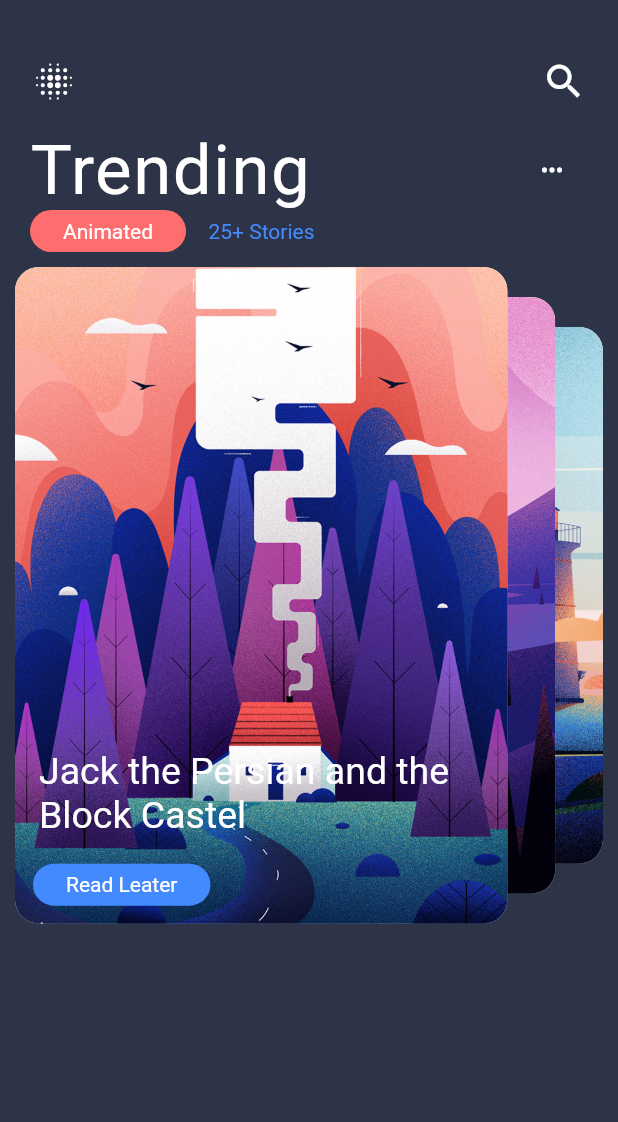
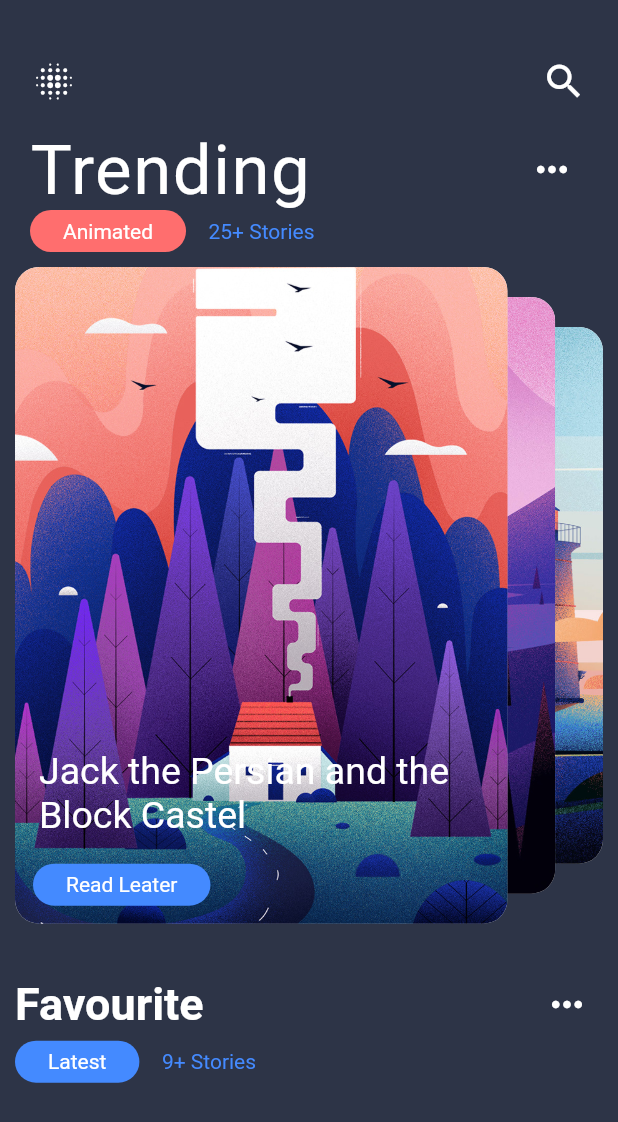
Before and after one commit to Rahat7288/flutter-story-app, a Flutter app: the screen it shows after launch, on a phone screen of 412 x 824 dp. Shown: the top 1122 px of the screen. Run offline on Flutter 3.47's test engine with Material 2 defaults, Android fonts, the phone set to English and light mode, and no system bars; Roboto replaces fonts that are missing (Calibre-Semibold, SF-Pro-Text-Reguler).

Commit message:
a small change added

```diff
--- a/lib/pages/home_page.dart
+++ b/lib/pages/home_page.dart
@@ -77,7 +77,7 @@ class _HomePageState extends State<HomePage> {
                       onPressed: () {},
                       icon: const Icon(
                         Icons.keyboard_control,
-                        size: 20.0,
+                        size: 30.0,
                         color: Colors.white,
                       ))
                 ],
@@ -130,6 +130,65 @@ class _HomePageState extends State<HomePage> {
                   ),
                 )
               ],
+            ),
+
+            Padding(
+              padding: EdgeInsets.symmetric(horizontal: 10.0, vertical: 20.0),
+              child: Column(
+                mainAxisAlignment: MainAxisAlignment.start,
+                crossAxisAlignment: CrossAxisAlignment.start,
+                children: <Widget>[
+                  Row(
+                    mainAxisAlignment: MainAxisAlignment.spaceBetween,
+                    children: [
+                      Text(
+                        "Favourite",
+                        style: TextStyle(
+                            color: Colors.white,
+                            fontSize: 30,
+                            fontWeight: FontWeight.w700),
+                      ),
+                      IconButton(
+                          onPressed: () {},
+                          icon: const Icon(
+                            Icons.keyboard_control,
+                            size: 30.0,
+                            color: Colors.white,
+                          ))
+                    ],
+                  ),
+                  Row(
+                    // crossAxisAlignment: CrossAxisAlignment.start,
+                    children: <Widget>[
+                      Container(
+                        decoration: BoxDecoration(
+                          color: Colors.blueAccent,
+                          borderRadius: BorderRadius.circular(20.0),
+                        ),
+                        child: const Center(
+                          child: Padding(
+                            padding: EdgeInsets.symmetric(
+                                horizontal: 22.0, vertical: 6.0),
+                            child: Text(
+                              "Latest",
+                              style: TextStyle(
+                                color: Colors.white,
+                              ),
+                            ),
+                          ),
+                        ),
+                      ),
+                      const SizedBox(
+                        width: 15.0,
+                      ),
+                      const Text(
+                        "9+ Stories",
+                        style: TextStyle(color: Colors.blueAccent),
+                      ),
+                    ],
+                  ),
+                ],
+              ),
             )
           ],
         ),
```
